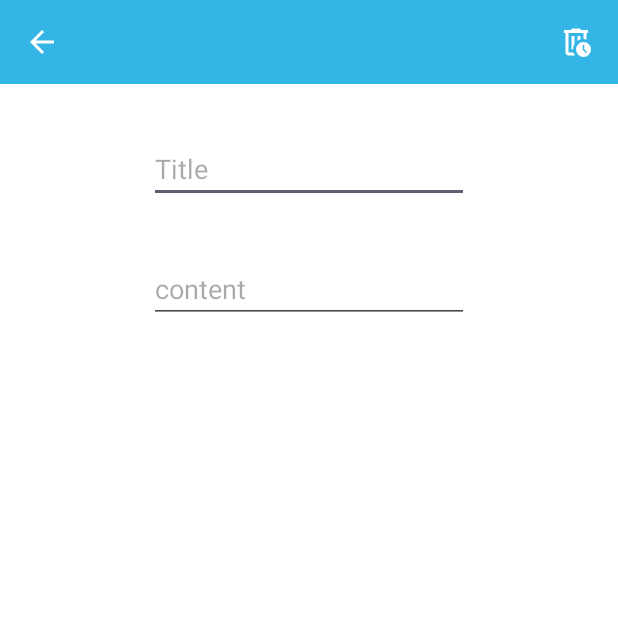
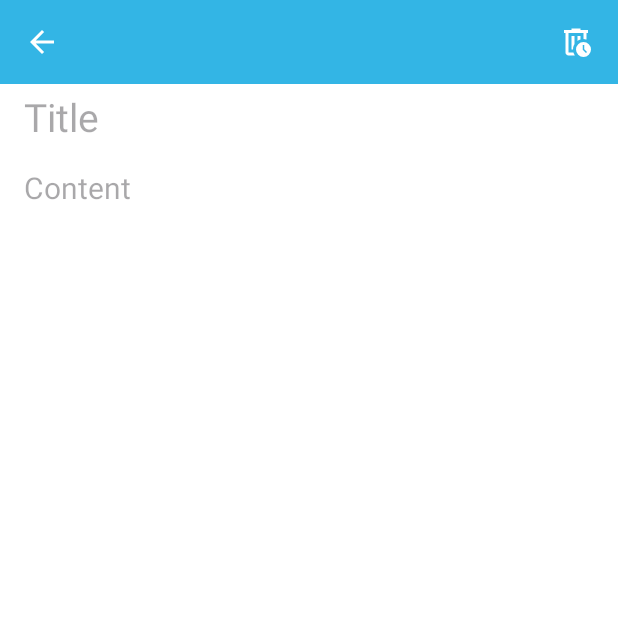
Before and after one commit to ivarjt/notes-app, an Android app built with Jetpack Compose: the NoteEditorActivity screen opened directly, with no data from a screen before it, on a phone screen of 412 x 824 dp, the top half of it. Run offline under Robolectric (Android 15) with nearby library versions, the phone set to English and light mode, and no system bars; our stand-ins replace Room's generated code.

Commit message:
Made UI a bit cleaner

```diff
--- a/app/src/main/res/layout/activity_note_editor.xml
+++ b/app/src/main/res/layout/activity_note_editor.xml
@@ -12,27 +12,39 @@
 
     <EditText
         android:id="@+id/titleInput"
-        android:layout_width="wrap_content"
+        android:layout_width="0dp"
         android:layout_height="wrap_content"
-        android:layout_marginTop="90dp"
+        android:layout_marginTop="60dp"
+        android:layout_marginStart="16dp"
+        android:layout_marginEnd="16dp"
         android:ems="10"
+        android:hint="Title"
         android:inputType="text"
-        android:hint="Title"
+        android:textSize="26sp"
+        android:background="@android:color/transparent"
+        app:layout_constraintStart_toStartOf="parent"
         app:layout_constraintEnd_toEndOf="parent"
-        app:layout_constraintStart_toStartOf="parent"
         app:layout_constraintTop_toTopOf="parent" />
 
     <EditText
         android:id="@+id/contentInput"
-        android:layout_width="wrap_content"
-        android:layout_height="wrap_content"
-        android:layout_marginTop="170dp"
-        android:ems="10"
-        android:inputType="text"
-        android:hint="content"
+        android:layout_width="0dp"
+        android:layout_height="0dp"
+        android:layout_marginTop="16dp"
+        android:layout_marginStart="16dp"
+        android:layout_marginEnd="16dp"
+        android:hint="Content"
+        android:inputType="textMultiLine"
+        android:textSize="20sp"
+        android:gravity="start|top"
+        android:background="@android:color/transparent"
+        android:overScrollMode="always"
+        android:scrollbars="vertical"
+        app:layout_constraintTop_toBottomOf="@id/titleInput"
+        app:layout_constraintStart_toStartOf="parent"
         app:layout_constraintEnd_toEndOf="parent"
-        app:layout_constraintStart_toStartOf="parent"
-        app:layout_constraintTop_toTopOf="parent" />
+        app:layout_constraintBottom_toBottomOf="parent" />
+
 
 
 </androidx.constraintlayout.widget.ConstraintLayout>
```
